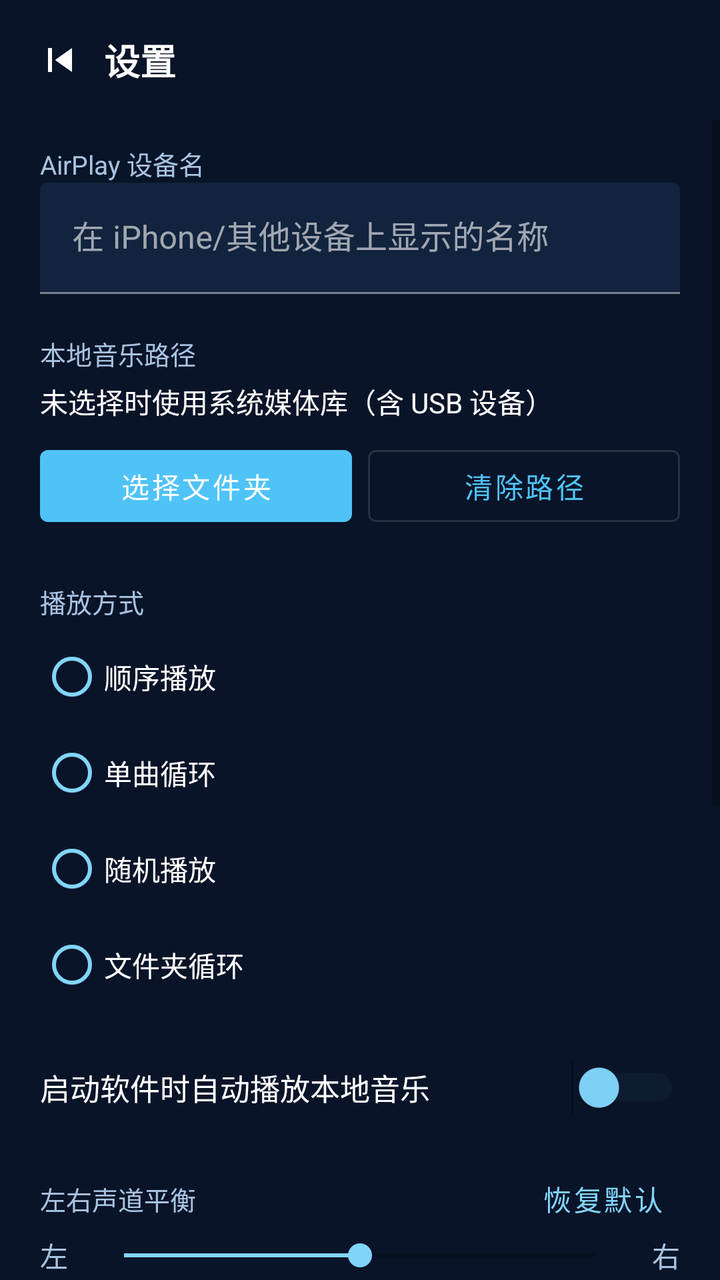
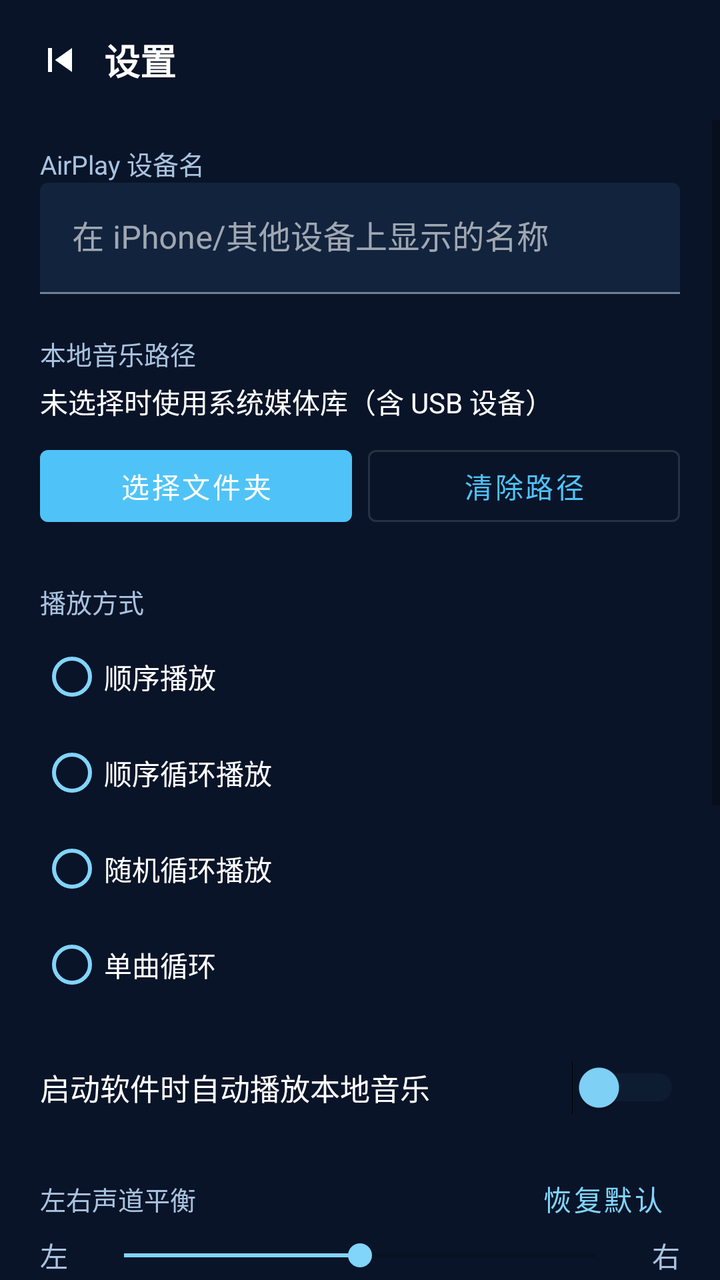

An Android layout rendered at two revisions. The XML below is the earlier revision; the diff shows what the commit changed to produce the second picture.
<!-- AndroidManifest.xml: application theme Theme.AirMusic -->
<!-- res/layout/activity_settings.xml -->
<?xml version="1.0" encoding="utf-8"?>
<LinearLayout xmlns:android="http://schemas.android.com/apk/res/android"
    xmlns:app="http://schemas.android.com/apk/res-auto"
    android:layout_width="match_parent"
    android:layout_height="match_parent"
    android:background="@color/background"
    android:orientation="vertical">

    <LinearLayout
        android:layout_width="match_parent"
        android:layout_height="wrap_content"
        android:gravity="center_vertical"
        android:orientation="horizontal"
        android:paddingStart="8dp"
        android:paddingTop="8dp"
        android:paddingEnd="16dp"
        android:paddingBottom="8dp">

        <ImageButton
            android:id="@+id/btn_back"
            android:layout_width="44dp"
            android:layout_height="44dp"
            android:background="?attr/selectableItemBackgroundBorderless"
            android:contentDescription="@string/previous"
            android:src="@drawable/ic_prev"
            android:tint="@color/text_primary" />

        <TextView
            android:layout_width="0dp"
            android:layout_height="wrap_content"
            android:layout_weight="1"
            android:text="@string/settings_title"
            android:textColor="@color/text_primary"
            android:textSize="18sp"
            android:textStyle="bold" />
    </LinearLayout>

    <ScrollView
        android:layout_width="match_parent"
        android:layout_height="0dp"
        android:layout_weight="1"
        android:fillViewport="true">

        <LinearLayout
            android:layout_width="match_parent"
            android:layout_height="wrap_content"
            android:orientation="vertical"
            android:paddingStart="20dp"
            android:paddingEnd="20dp"
            android:paddingBottom="24dp">

            <TextView
                android:layout_width="match_parent"
                android:layout_height="wrap_content"
                android:layout_marginTop="12dp"
                android:text="@string/pref_airplay_name"
                android:textColor="@color/text_secondary"
                android:textSize="13sp" />

            <com.google.android.material.textfield.TextInputLayout
                android:layout_width="match_parent"
                android:layout_height="wrap_content"
                android:hint="@string/pref_airplay_name_hint"
                app:boxBackgroundColor="@color/surface"
                app:hintTextColor="@color/text_secondary">

                <com.google.android.material.textfield.TextInputEditText
                    android:id="@+id/input_airplay_name"
                    android:layout_width="match_parent"
                    android:layout_height="wrap_content"
                    android:inputType="text"
                    android:textColor="@color/text_primary"
                    android:textSize="16sp" />
            </com.google.android.material.textfield.TextInputLayout>

            <TextView
                android:layout_width="match_parent"
                android:layout_height="wrap_content"
                android:layout_marginTop="20dp"
                android:text="@string/pref_music_path"
                android:textColor="@color/text_secondary"
                android:textSize="13sp" />

            <TextView
                android:id="@+id/path_display"
                android:layout_width="match_parent"
                android:layout_height="wrap_content"
                android:layout_marginTop="4dp"
                android:text="@string/pref_music_path_hint"
                android:textColor="@color/text_primary"
                android:textSize="14sp" />

            <LinearLayout
                android:layout_width="match_parent"
                android:layout_height="wrap_content"
                android:layout_marginTop="8dp"
                android:orientation="horizontal">

                <com.google.android.material.button.MaterialButton
                    android:id="@+id/btn_choose_folder"
                    android:layout_width="0dp"
                    android:layout_height="wrap_content"
                    android:layout_weight="1"
                    android:text="@string/pref_choose_folder" />

                <com.google.android.material.button.MaterialButton
                    android:id="@+id/btn_clear_path"
                    android:layout_width="0dp"
                    android:layout_height="wrap_content"
                    android:layout_marginStart="8dp"
                    android:layout_weight="1"
                    android:text="@string/pref_clear_path"
                    style="@style/Widget.MaterialComponents.Button.OutlinedButton" />
            </LinearLayout>

            <TextView
                android:layout_width="match_parent"
                android:layout_height="wrap_content"
                android:layout_marginTop="24dp"
                android:text="@string/pref_play_mode"
                android:textColor="@color/text_secondary"
                android:textSize="13sp" />

            <RadioGroup
                android:id="@+id/radio_mode"
                android:layout_width="match_parent"
                android:layout_height="wrap_content"
                android:layout_marginTop="4dp">

                <RadioButton
                    android:id="@+id/mode_sequence"
                    android:layout_width="match_parent"
                    android:layout_height="wrap_content"
                    android:buttonTint="@color/accent"
                    android:text="@string/mode_sequence"
                    android:textColor="@color/text_primary" />

                <RadioButton
                    android:id="@+id/mode_repeat_one"
                    android:layout_width="match_parent"
                    android:layout_height="wrap_content"
                    android:buttonTint="@color/accent"
                    android:text="@string/mode_repeat_one"
                    android:textColor="@color/text_primary" />

                <RadioButton
                    android:id="@+id/mode_shuffle"
                    android:layout_width="match_parent"
                    android:layout_height="wrap_content"
                    android:buttonTint="@color/accent"
                    android:text="@string/mode_shuffle"
                    android:textColor="@color/text_primary" />

                <RadioButton
                    android:id="@+id/mode_folder_loop"
                    android:layout_width="match_parent"
                    android:layout_height="wrap_content"
                    android:buttonTint="@color/accent"
                    android:text="@string/mode_folder_loop"
                    android:textColor="@color/text_primary" />
            </RadioGroup>

            <Switch
                android:id="@+id/switch_auto_play"
                android:layout_width="match_parent"
                android:layout_height="wrap_content"
                android:layout_marginTop="24dp"
                android:text="@string/pref_auto_play"
                android:textColor="@color/text_primary"
                android:textSize="15sp"
                android:thumbTint="@color/accent"
                android:trackTint="@color/surface_light" />

            <LinearLayout
                android:layout_width="match_parent"
                android:layout_height="wrap_content"
                android:layout_marginTop="24dp"
                android:gravity="center_vertical"
                android:orientation="horizontal">

                <TextView
                    android:layout_width="0dp"
                    android:layout_height="wrap_content"
                    android:layout_weight="1"
                    android:text="@string/pref_balance"
                    android:textColor="@color/text_secondary"
                    android:textSize="13sp" />

                <com.google.android.material.button.MaterialButton
                    android:id="@+id/btn_reset_balance"
                    style="@style/Widget.MaterialComponents.Button.TextButton"
                    android:layout_width="wrap_content"
                    android:layout_height="wrap_content"
                    android:insetTop="0dp"
                    android:insetBottom="0dp"
                    android:minWidth="0dp"
                    android:minHeight="36dp"
                    android:text="@string/pref_reset_balance"
                    android:textColor="@color/accent" />
            </LinearLayout>

            <LinearLayout
                android:layout_width="match_parent"
                android:layout_height="wrap_content"
                android:gravity="center_vertical"
                android:orientation="horizontal">

                <TextView
                    android:layout_width="wrap_content"
                    android:layout_height="wrap_content"
                    android:text="@string/balance_left"
                    android:textColor="@color/text_secondary"
                    android:textSize="14sp" />

                <SeekBar
                    android:id="@+id/seek_balance"
                    android:layout_width="0dp"
                    android:layout_height="wrap_content"
                    android:layout_marginStart="12dp"
                    android:layout_marginEnd="12dp"
                    android:layout_weight="1"
                    android:max="200"
                    android:progress="100"
                    android:progressTint="@color/accent"
                    android:thumbTint="@color/accent" />

                <TextView
                    android:layout_width="wrap_content"
                    android:layout_height="wrap_content"
                    android:text="@string/balance_right"
                    android:textColor="@color/text_secondary"
                    android:textSize="14sp" />
            </LinearLayout>

            <com.google.android.material.button.MaterialButton
                android:id="@+id/btn_save"
                android:layout_width="match_parent"
                android:layout_height="wrap_content"
                android:layout_marginTop="28dp"
                android:text="@string/pref_save" />

            <com.google.android.material.button.MaterialButton
                android:id="@+id/btn_rescan"
                android:layout_width="match_parent"
                android:layout_height="wrap_content"
                android:layout_marginTop="8dp"
                android:text="@string/rescan"
                style="@style/Widget.MaterialComponents.Button.OutlinedButton" />

            <com.google.android.material.button.MaterialButton
                android:id="@+id/btn_set_home"
                android:layout_width="match_parent"
                android:layout_height="wrap_content"
                android:layout_marginTop="8dp"
                android:text="@string/pref_set_home"
                style="@style/Widget.MaterialComponents.Button.OutlinedButton" />

            <TextView
                android:layout_width="match_parent"
                android:layout_height="wrap_content"
                android:layout_marginTop="28dp"
                android:text="@string/pref_diagnostic"
                android:textColor="@color/text_secondary"
                android:textSize="13sp"
                android:textStyle="bold" />

            <TextView
                android:layout_width="match_parent"
                android:layout_height="wrap_content"
                android:layout_marginTop="4dp"
                android:text="@string/airplay_status_hint"
                android:textColor="@color/text_secondary"
                android:textSize="12sp" />

            <TextView
                android:id="@+id/airplay_status"
                android:layout_width="match_parent"
                android:layout_height="wrap_content"
                android:layout_marginTop="8dp"
                android:background="@color/surface"
                android:fontFamily="monospace"
                android:padding="12dp"
                android:textColor="@color/text_primary"
                android:textSize="13sp" />

            <com.google.android.material.button.MaterialButton
                android:id="@+id/btn_export_logs"
                android:layout_width="match_parent"
                android:layout_height="wrap_content"
                android:layout_marginTop="8dp"
                android:text="@string/export_logs"
                style="@style/Widget.MaterialComponents.Button.OutlinedButton" />
        </LinearLayout>
    </ScrollView>
</LinearLayout>
<!-- resources referenced by this layout -->
<resources>
  <color name="accent">#81D4FA</color>
  <color name="background">#0A1428</color>
  <color name="surface">#12233D</color>
  <color name="surface_light">#1B3550</color>
  <color name="text_primary">#FFFFFF</color>
  <color name="text_secondary">#A8C3E0</color>
  <!-- drawable ic_prev (drawable) -->
  <?xml version="1.0" encoding="utf-8"?>
  <vector xmlns:android="http://schemas.android.com/apk/res/android"
      android:width="24dp"
      android:height="24dp"
      android:viewportWidth="24"
      android:viewportHeight="24">
      <path
          android:fillColor="#FFFFFFFF"
          android:pathData="M6,6h2v12L6,18zM9.5,12l8.5,6L18,6z" />
  </vector>
  <string name="airplay_status_hint">AirPlay 服务状态（开机后若 iPhone 搜不到设备，请先查看这里）</string>
  <string name="balance_left">左</string>
  <string name="balance_right">右</string>
  <string name="export_logs">导出诊断日志</string>
  <string name="mode_folder_loop">文件夹循环</string>
  <string name="mode_repeat_one">单曲循环</string>
  <string name="mode_sequence">顺序播放</string>
  <string name="mode_shuffle">随机播放</string>
  <string name="pref_airplay_name">AirPlay 设备名</string>
  <string name="pref_airplay_name_hint">在 iPhone/其他设备上显示的名称</string>
  <string name="pref_auto_play">启动软件时自动播放本地音乐</string>
  <string name="pref_balance">左右声道平衡</string>
  <string name="pref_choose_folder">选择文件夹</string>
  <string name="pref_clear_path">清除路径</string>
  <string name="pref_diagnostic">诊断</string>
  <string name="pref_music_path">本地音乐路径</string>
  <string name="pref_music_path_hint">未选择时使用系统媒体库（含 USB 设备）</string>
  <string name="pref_play_mode">播放方式</string>
  <string name="pref_reset_balance">恢复默认</string>
  <string name="pref_save">保存</string>
  <string name="pref_set_home">设为桌面（默认主页）</string>
  <string name="previous">上一首</string>
  <string name="rescan">重新扫描音乐</string>
  <string name="settings_title">设置</string>
  <style name="Theme.AirMusic" parent="Theme.MaterialComponents.DayNight.NoActionBar">
          <item name="colorPrimary">@color/primary</item>
          <item name="colorPrimaryVariant">@color/primary_dark</item>
          <item name="colorOnPrimary">@color/text_primary</item>
          <item name="colorSecondary">@color/accent</item>
          <item name="colorSecondaryVariant">@color/accent</item>
          <item name="colorOnSecondary">@color/background</item>
          <item name="android:colorBackground">@color/background</item>
          <item name="colorSurface">@color/surface</item>
          <item name="colorOnSurface">@color/text_primary</item>
          <item name="android:colorControlHighlight">@android:color/transparent</item>
          <item name="colorControlHighlight">@android:color/transparent</item>
          <item name="android:statusBarColor">@color/background</item>
          <item name="android:windowBackground">@color/background</item>
      </style>
  <color name="primary">#4FC3F7</color>
  <color name="primary_dark">#0288D1</color>
</resources>

<!-- the commit's change to res/layout/activity_settings.xml (unified diff, before → after) -->
@@ -136,27 +136,27 @@
                     android:textColor="@color/text_primary" />
 
                 <RadioButton
+                    android:id="@+id/mode_folder_loop"
+                    android:layout_width="match_parent"
+                    android:layout_height="wrap_content"
+                    android:buttonTint="@color/accent"
+                    android:text="@string/mode_folder_loop"
+                    android:textColor="@color/text_primary" />
+
+                <RadioButton
+                    android:id="@+id/mode_shuffle"
+                    android:layout_width="match_parent"
+                    android:layout_height="wrap_content"
+                    android:buttonTint="@color/accent"
+                    android:text="@string/mode_shuffle"
+                    android:textColor="@color/text_primary" />
+
+                <RadioButton
                     android:id="@+id/mode_repeat_one"
                     android:layout_width="match_parent"
                     android:layout_height="wrap_content"
                     android:buttonTint="@color/accent"
                     android:text="@string/mode_repeat_one"
-                    android:textColor="@color/text_primary" />
-
-                <RadioButton
-                    android:id="@+id/mode_shuffle"
-                    android:layout_width="match_parent"
-                    android:layout_height="wrap_content"
-                    android:buttonTint="@color/accent"
-                    android:text="@string/mode_shuffle"
-                    android:textColor="@color/text_primary" />
-
-                <RadioButton
-                    android:id="@+id/mode_folder_loop"
-                    android:layout_width="match_parent"
-                    android:layout_height="wrap_content"
-                    android:buttonTint="@color/accent"
-                    android:text="@string/mode_folder_loop"
                     android:textColor="@color/text_primary" />
             </RadioGroup>
 
<!-- resource entries referenced after the edit -->
@@ -21,10 +21,10 @@
   <string name="balance_left">左</string>
   <string name="balance_right">右</string>
   <string name="export_logs">导出诊断日志</string>
-  <string name="mode_folder_loop">文件夹循环</string>
+  <string name="mode_folder_loop">顺序循环播放</string>
   <string name="mode_repeat_one">单曲循环</string>
   <string name="mode_sequence">顺序播放</string>
-  <string name="mode_shuffle">随机播放</string>
+  <string name="mode_shuffle">随机循环播放</string>
   <string name="pref_airplay_name">AirPlay 设备名</string>
   <string name="pref_airplay_name_hint">在 iPhone/其他设备上显示的名称</string>
   <string name="pref_auto_play">启动软件时自动播放本地音乐</string>
